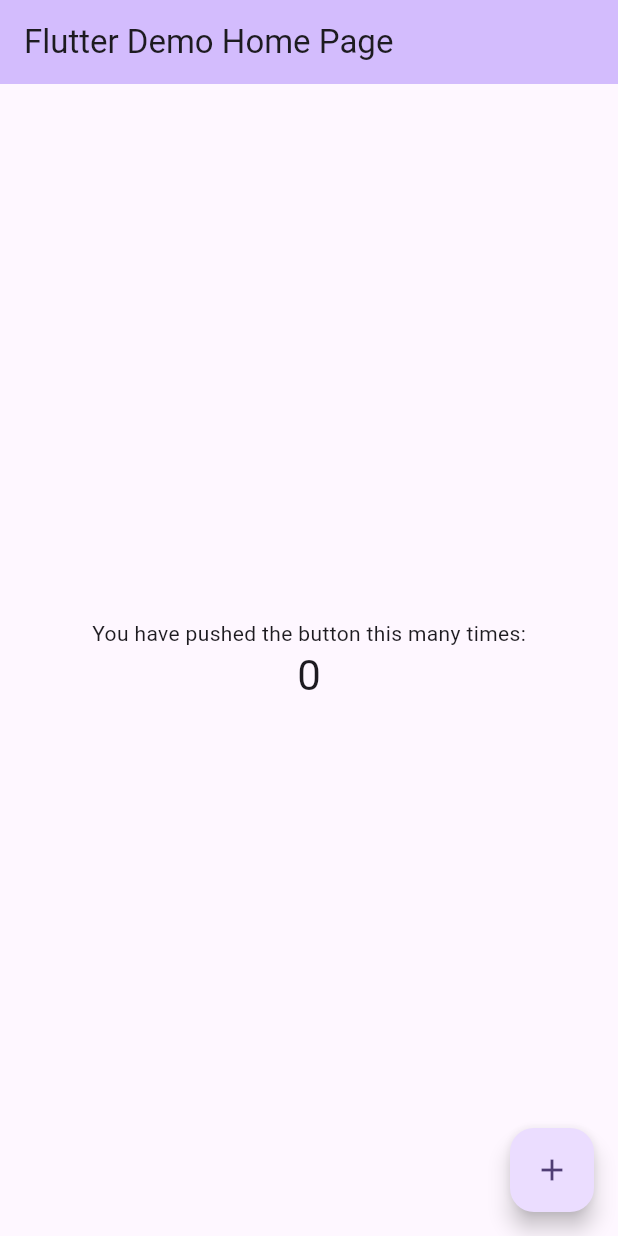
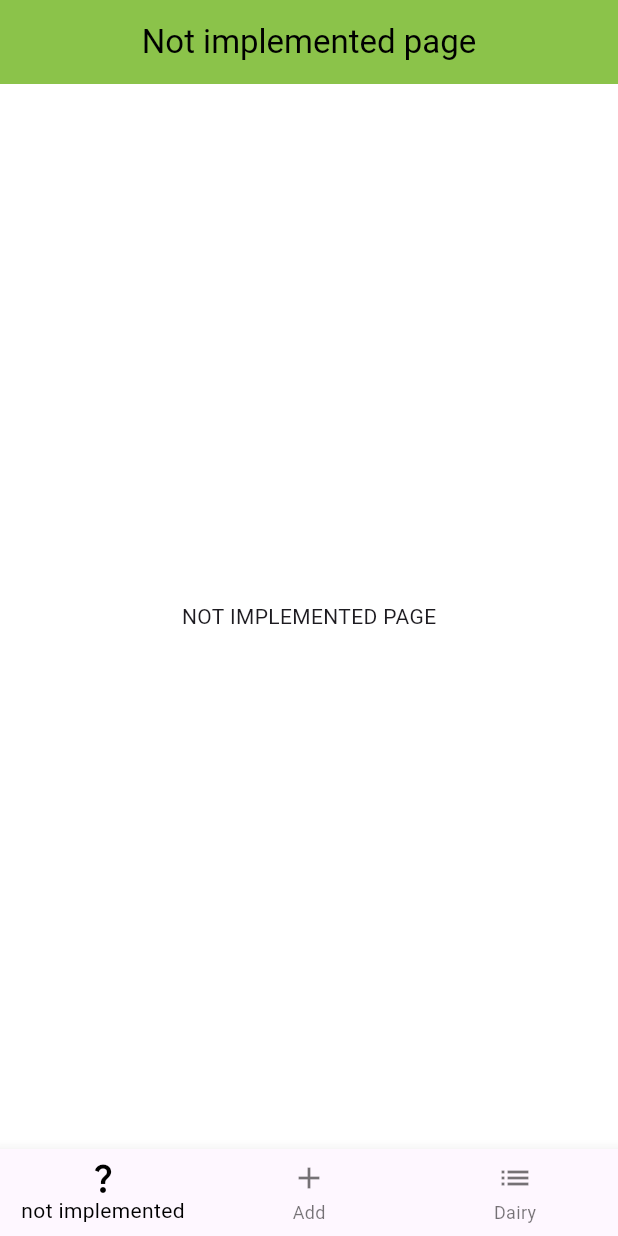
Before and after one commit to Dar1usDev/ws_homework_sentiments, a Flutter app: the screen it shows after launch, on a phone screen of 412 x 824 dp. Run offline on Flutter 3.47's test engine with Material 2 defaults, Android fonts, the phone set to English and light mode, and no system bars.

Commit message:
add: навигация, шаблоны страниц, шаблон темы

```diff
--- a/lib/main.dart
+++ b/lib/main.dart
@@ -1,4 +1,7 @@
 import 'package:flutter/material.dart';
+
+import 'package:ws_homework_sentiments/route_page.dart';
+import 'package:ws_homework_sentiments/themes/theme_manager.dart';
 
 void main() {
   runApp(const MyApp());
@@ -10,60 +13,10 @@ class MyApp extends StatelessWidget {
   @override
   Widget build(BuildContext context) {
     return MaterialApp(
-      title: 'Flutter Demo',
-      theme: ThemeData(
-        colorScheme: ColorScheme.fromSeed(seedColor: Colors.deepPurple),
-        useMaterial3: true,
-      ),
-      home: const MyHomePage(title: 'Flutter Demo Home Page'),
+      title: 'Sentiments',
+      theme: ThemeManager.setDarkTheme(),
+      debugShowCheckedModeBanner: false,
+      home: const RoutePage(),
     );
   }
 }
-
-class MyHomePage extends StatefulWidget {
-  const MyHomePage({super.key, required this.title});
-
-  final String title;
-
-  @override
-  State<MyHomePage> createState() => _MyHomePageState();
-}
-
-class _MyHomePageState extends State<MyHomePage> {
-  int _counter = 0;
-
-  void _incrementCounter() {
-    setState(() {
-      _counter++;
-    });
-  }
-
-  @override
-  Widget build(BuildContext context) {
-    return Scaffold(
-      appBar: AppBar(
-        backgroundColor: Theme.of(context).colorScheme.inversePrimary,
-        title: Text(widget.title),
-      ),
-      body: Center(
-        child: Column(
-          mainAxisAlignment: MainAxisAlignment.center,
-          children: <Widget>[
-            const Text(
-              'You have pushed the button this many times:',
-            ),
-            Text(
-              '$_counter',
-              style: Theme.of(context).textTheme.headlineMedium,
-            ),
-          ],
-        ),
-      ),
-      floatingActionButton: FloatingActionButton(
-        onPressed: _incrementCounter,
-        tooltip: 'Increment',
-        child: const Icon(Icons.add),
-      ),
-    );
-  }
-}
--- /dev/null
+++ b/lib/route_page.dart
@@ -0,0 +1,55 @@
+import 'package:flutter/material.dart';
+import 'package:ws_homework_sentiments/routes/not_implemented.dart';
+import 'package:ws_homework_sentiments/routes/note_form.dart';
+import 'package:ws_homework_sentiments/routes/notes.dart';
+
+class RoutePage extends StatefulWidget {
+  const RoutePage({super.key});
+
+  @override
+  State<RoutePage> createState() => _RoutePageState();
+}
+
+class _RoutePageState extends State<RoutePage> {
+  int _selectedIndex = 0;
+
+  static const List<Widget> _widgetOptions = <Widget>[
+    NotImplementedPage(),
+    NoteForm(),
+    NotesPage(),
+  ];
+
+  void _onItemTapped(int index) {
+    setState(() {
+      _selectedIndex = index;
+    });
+  }
+
+  @override
+  Widget build(BuildContext context) {
+    return Scaffold(
+      body: Center(
+        child: _widgetOptions.elementAt(_selectedIndex),
+      ),
+      bottomNavigationBar: BottomNavigationBar(
+        items: const <BottomNavigationBarItem>[
+          BottomNavigationBarItem(
+            icon: Icon(Icons.question_mark),
+            label: 'not implemented',
+          ),
+          BottomNavigationBarItem(
+              // TODO убрать label, сделать icon больше
+              icon: Icon(Icons.add),
+              label: 'Add'),
+          BottomNavigationBarItem(
+            icon: Icon(Icons.list),
+            label: 'Dairy',
+          ),
+        ],
+        currentIndex: _selectedIndex,
+        selectedItemColor: Colors.black,
+        onTap: _onItemTapped,
+      ),
+    );
+  }
+}
--- /dev/null
+++ b/lib/routes/not_implemented.dart
@@ -0,0 +1,24 @@
+import 'package:flutter/material.dart';
+
+class NotImplementedPage extends StatefulWidget {
+  const NotImplementedPage({super.key});
+
+  @override
+  State<NotImplementedPage> createState() => _NotImplementedPageState();
+}
+
+class _NotImplementedPageState extends State<NotImplementedPage> {
+  @override
+  Widget build(BuildContext context) {
+    return Scaffold(
+      appBar: AppBar(
+        title: const Center(
+          child: Text('Not implemented page'),
+        ),
+      ),
+      body: const Center(
+        child: Text('NOT IMPLEMENTED PAGE'),
+      ),
+    );
+  }
+}
--- /dev/null
+++ b/lib/themes/src/dark_theme.dart
@@ -0,0 +1,20 @@
+part of '../theme.dart';
+
+ThemeData createDarkTheme() {
+  // TODO dark theme
+  return ThemeData(
+    useMaterial3: true,
+    primaryColor: AppColors.primaryColor,
+    scaffoldBackgroundColor: AppColors.scaffoldColor,
+    //fontFamily: 'Montserrat',
+    //textTheme: ThemeData.dark().textTheme,
+    appBarTheme: const AppBarTheme(
+      color: AppColors.primaryColor,
+      foregroundColor: AppColors.accentColor,
+    ),
+    buttonTheme: ButtonThemeData(
+      shape: RoundedRectangleBorder(borderRadius: BorderRadius.circular(18.0)),
+      buttonColor: AppColors.primaryColor,
+    ),
+  );
+}
--- /dev/null
+++ b/lib/themes/theme.dart
@@ -0,0 +1,6 @@
+// https://github.com/vovaklh/MyApps/tree/dev/lib/presentation/themes
+
+import 'package:flutter/material.dart';
+
+part 'src/constants.dart';
+part 'src/dark_theme.dart';
--- /dev/null
+++ b/lib/themes/theme_manager.dart
@@ -0,0 +1,14 @@
+import 'package:flutter/material.dart';
+import 'package:ws_homework_sentiments/themes/theme.dart';
+
+class ThemeManager {
+  static ThemeData setDarkTheme() {
+    return createDarkTheme();
+  }
+
+  // TODO light theme setter
+  static void setLightTheme() {}
+
+  // TODO theme switch
+  static void switchTheme() {}
+}
```
Also changed, not shown: lib/routes/note_form.dart (added, +24 -0 lines), lib/routes/notes.dart (added, +24 -0 lines), lib/themes/src/constants.dart (added, +9 -0 lines).
